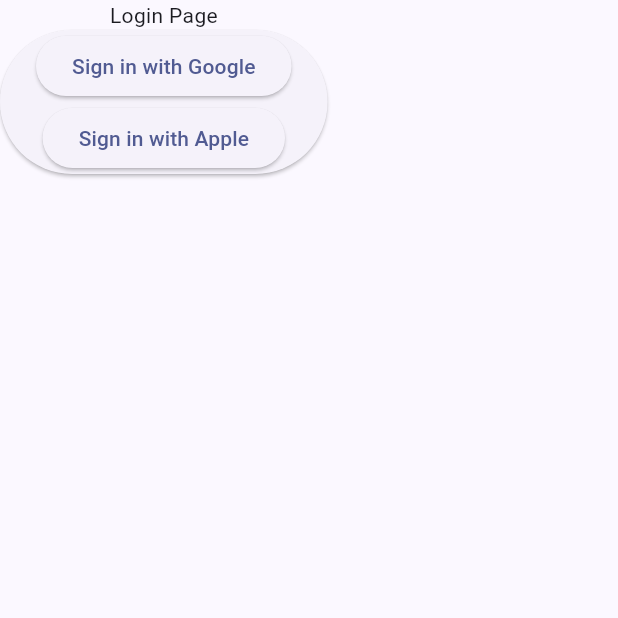
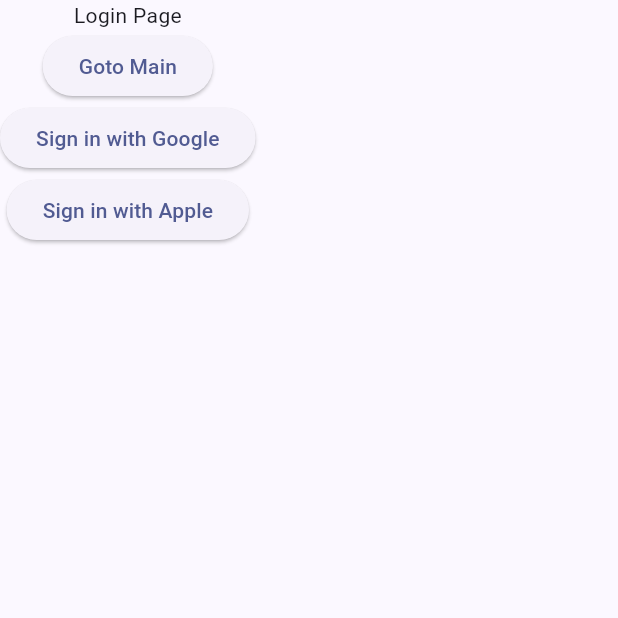
Before and after one commit to causyj/SOCDOC-Flutter, a Flutter app: the screen it shows after launch, on a phone screen of 412 x 824 dp, the top half of it. Run offline on Flutter 3.47's test engine with Material 2 defaults, Android fonts, the phone set to English and light mode, and no system bars; our stand-ins replace firebase_auth, firebase_core, google_sign_in; accounts and stored records are empty; generated files the repository leaves out were written again.

Commit message:
Update Login Page : Added Button Widgets for Login

```diff
--- a/lib/Pages/LoginPage.dart
+++ b/lib/Pages/LoginPage.dart
@@ -39,8 +39,9 @@ class _LoginPageState extends State<LoginPage> {
                     socdocApp!.isLoggedIn = true;
                   });
                 },
-                child: _isLoginNeeded ? _LoginButtons() : const Text("Already Logged in")
-              )
+                child: const Text("Goto Main")
+              ),
+              _isLoginNeeded ? _LoginButtons() : const Text("Already Logged in")
             ],
           )
         )
```
